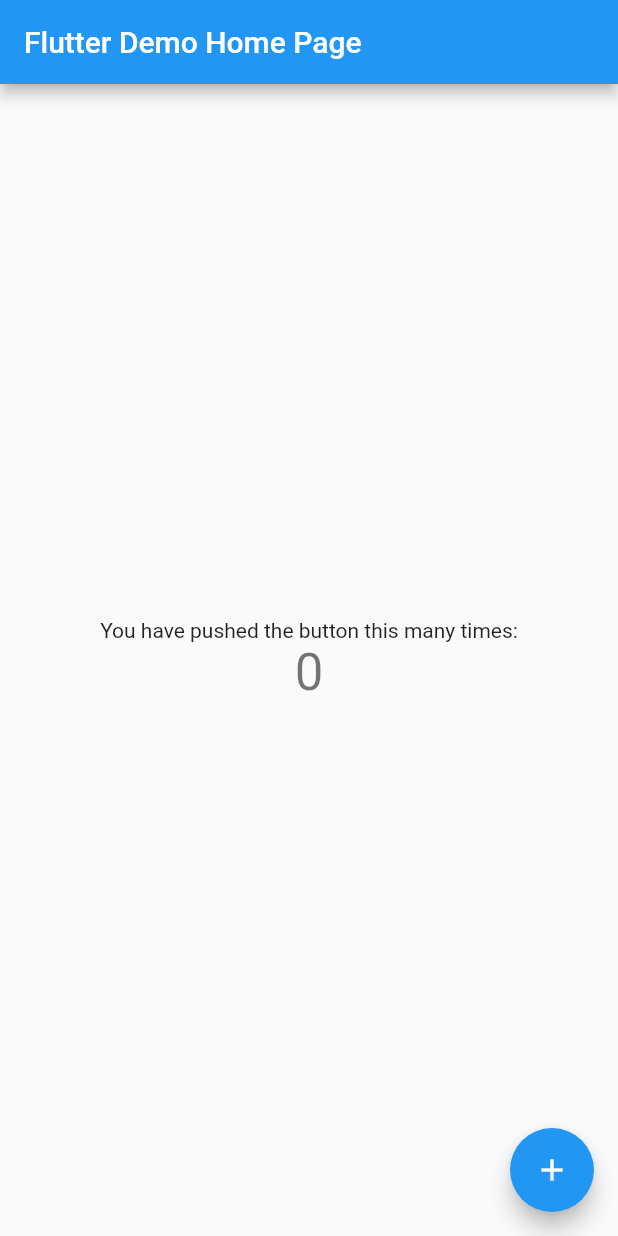
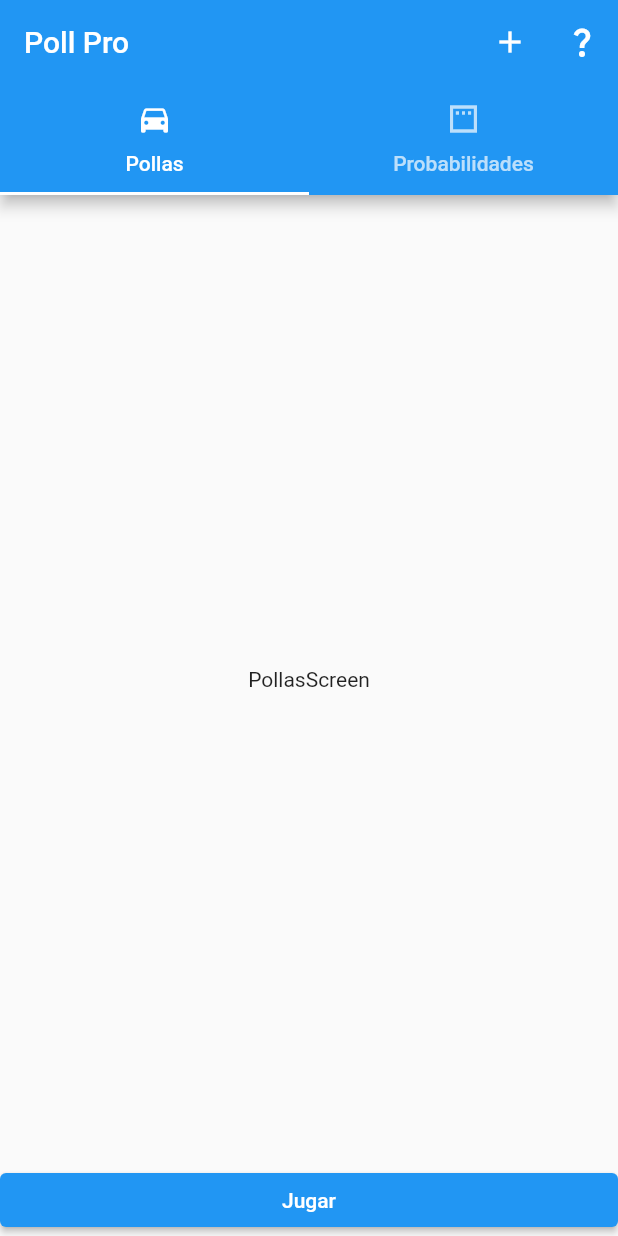
Before and after one commit to AngelTravieso/poll_pro, a Flutter app: the screen it shows after launch, on a phone screen of 412 x 824 dp. Run offline on Flutter 3.47's test engine with Material 2 defaults, Android fonts, the light colour scheme and no system bars.

Commit message:
pantallas iniciales

```diff
--- a/lib/main.dart
+++ b/lib/main.dart
@@ -1,115 +1,23 @@
 import 'package:flutter/material.dart';
+import 'package:poll_pro/screens/screens.dart';
 
 void main() {
   runApp(const MyApp());
 }
 
 class MyApp extends StatelessWidget {
-  const MyApp({super.key});
+  const MyApp({Key? key}) : super(key: key);
 
-  // This widget is the root of your application.
   @override
   Widget build(BuildContext context) {
     return MaterialApp(
-      title: 'Flutter Demo',
-      theme: ThemeData(
-        // This is the theme of your application.
-        //
-        // Try running your application with "flutter run". You'll see the
-        // application has a blue toolbar. Then, without quitting the app, try
-        // changing the primarySwatch below to Colors.green and then invoke
-        // "hot reload" (press "r" in the console where you ran "flutter run",
-        // or simply save your changes to "hot reload" in a Flutter IDE).
-        // Notice that the counter didn't reset back to zero; the application
-        // is not restarted.
-        primarySwatch: Colors.blue,
-      ),
-      home: const MyHomePage(title: 'Flutter Demo Home Page'),
+      debugShowCheckedModeBanner: false,
+      initialRoute: HomeScreen.routeName,
+      routes: {
+        HomeScreen.routeName: (_) => const HomeScreen(),
+        PollasScreen.routeName: (_) => const PollasScreen(),
+        ProbabilityScreen.routeName: (_) => const ProbabilityScreen(),
+      },
     );
   }
 }
-
-class MyHomePage extends StatefulWidget {
-  const MyHomePage({super.key, required this.title});
-
-  // This widget is the home page of your application. It is stateful, meaning
-  // that it has a State object (defined below) that contains fields that affect
-  // how it looks.
-
-  // This class is the configuration for the state. It holds the values (in this
-  // case the title) provided by the parent (in this case the App widget) and
-  // used by the build method of the State. Fields in a Widget subclass are
-  // always marked "final".
-
-  final String title;
-
-  @override
-  State<MyHomePage> createState() => _MyHomePageState();
-}
-
-class _MyHomePageState extends State<MyHomePage> {
-  int _counter = 0;
-
-  void _incrementCounter() {
-    setState(() {
-      // This call to setState tells the Flutter framework that something has
-      // changed in this State, which causes it to rerun the build method below
-      // so that the display can reflect the updated values. If we changed
-      // _counter without calling setState(), then the build method would not be
-      // called again, and so nothing would appear to happen.
-      _counter++;
-    });
-  }
-
-  @override
-  Widget build(BuildContext context) {
-    // This method is rerun every time setState is called, for instance as done
-    // by the _incrementCounter method above.
-    //
-    // The Flutter framework has been optimized to make rerunning build methods
-    // fast, so that you can just rebuild anything that needs updating rather
-    // than having to individually change instances of widgets.
-    return Scaffold(
-      appBar: AppBar(
-        // Here we take the value from the MyHomePage object that was created by
-        // the App.build method, and use it to set our appbar title.
-        title: Text(widget.title),
-      ),
-      body: Center(
-        // Center is a layout widget. It takes a single child and positions it
-        // in the middle of the parent.
-        child: Column(
-          // Column is also a layout widget. It takes a list of children and
-          // arranges them vertically. By default, it sizes itself to fit its
-          // children horizontally, and tries to be as tall as its parent.
-          //
-          // Invoke "debug painting" (press "p" in the console, choose the
-          // "Toggle Debug Paint" action from the Flutter Inspector in Android
-          // Studio, or the "Toggle Debug Paint" command in Visual Studio Code)
-          // to see the wireframe for each widget.
-          //
-          // Column has various properties to control how it sizes itself and
-          // how it positions its children. Here we use mainAxisAlignment to
-          // center the children vertically; the main axis here is the vertical
-          // axis because Columns are vertical (the cross axis would be
-          // horizontal).
-          mainAxisAlignment: MainAxisAlignment.center,
-          children: <Widget>[
-            const Text(
-              'You have pushed the button this many times:',
-            ),
-            Text(
-              '$_counter',
-              style: Theme.of(context).textTheme.headline4,
-            ),
-          ],
-        ),
-      ),
-      floatingActionButton: FloatingActionButton(
-        onPressed: _incrementCounter,
-        tooltip: 'Increment',
-        child: const Icon(Icons.add),
-      ), // This trailing comma makes auto-formatting nicer for build methods.
-    );
-  }
-}
--- /dev/null
+++ b/lib/screens/home_screen.dart
@@ -0,0 +1,55 @@
+import 'package:flutter/material.dart';
+import 'package:poll_pro/screens/screens.dart';
+
+class HomeScreen extends StatelessWidget {
+  static String routeName = 'home';
+  const HomeScreen({Key? key}) : super(key: key);
+
+  @override
+  Widget build(BuildContext context) {
+    return Scaffold(
+      body: DefaultTabController(
+        length: 2,
+        child: Scaffold(
+          appBar: AppBar(
+            title: const Text('Poll Pro'),
+            bottom: const TabBar(
+              tabs: [
+                Tab(text: 'Pollas', icon: Icon(Icons.directions_car)),
+                Tab(text: 'Probabilidades', icon: Icon(Icons.padding)),
+                // Tab(icon: Icon(Icons.directions_bike)),
+              ],
+            ),
+            actions: [
+              IconButton(
+                icon: const Icon(
+                  Icons.add,
+                ),
+                tooltip: 'Agregar jugadores',
+                onPressed: () {},
+              ),
+              IconButton(
+                icon: const Icon(
+                  Icons.question_mark,
+                ),
+                tooltip: 'Instrucciones',
+                onPressed: () {},
+              ),
+            ],
+          ),
+          body: const TabBarView(
+            children: [
+              PollasScreen(),
+              ProbabilityScreen(),
+              // Text('kjh'),
+            ],
+          ),
+          bottomNavigationBar: ElevatedButton(
+            child: const Text('Jugar'),
+            onPressed: () {},
+          ),
+        ),
+      ),
+    );
+  }
+}
--- /dev/null
+++ b/lib/screens/pollas_screen.dart
@@ -0,0 +1,13 @@
+import 'package:flutter/material.dart';
+
+class PollasScreen extends StatelessWidget {
+  static String routeName = 'pollas';
+  const PollasScreen({Key? key}) : super(key: key);
+
+  @override
+  Widget build(BuildContext context) {
+    return const Scaffold(
+      body: Center(child: Text('PollasScreen')),
+    );
+  }
+}
--- /dev/null
+++ b/lib/screens/probability_screen.dart
@@ -0,0 +1,15 @@
+import 'package:flutter/material.dart';
+
+class ProbabilityScreen extends StatelessWidget {
+  static String routeName = 'probbility';
+  const ProbabilityScreen({Key? key}) : super(key: key);
+
+  @override
+  Widget build(BuildContext context) {
+    return const Scaffold(
+      body: Center(
+        child: Text('ProbabilityScreen'),
+      ),
+    );
+  }
+}
--- /dev/null
+++ b/lib/screens/screens.dart
@@ -0,0 +1,3 @@
+export 'package:poll_pro/screens/probability_screen.dart';
+export 'package:poll_pro/screens/home_screen.dart';
+export 'package:poll_pro/screens/pollas_screen.dart';
```
